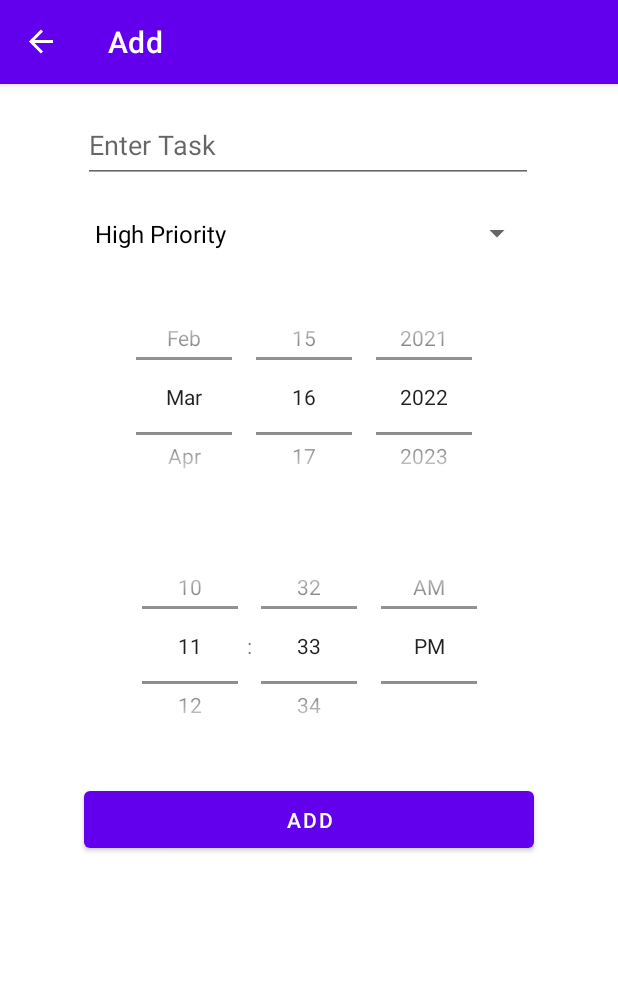
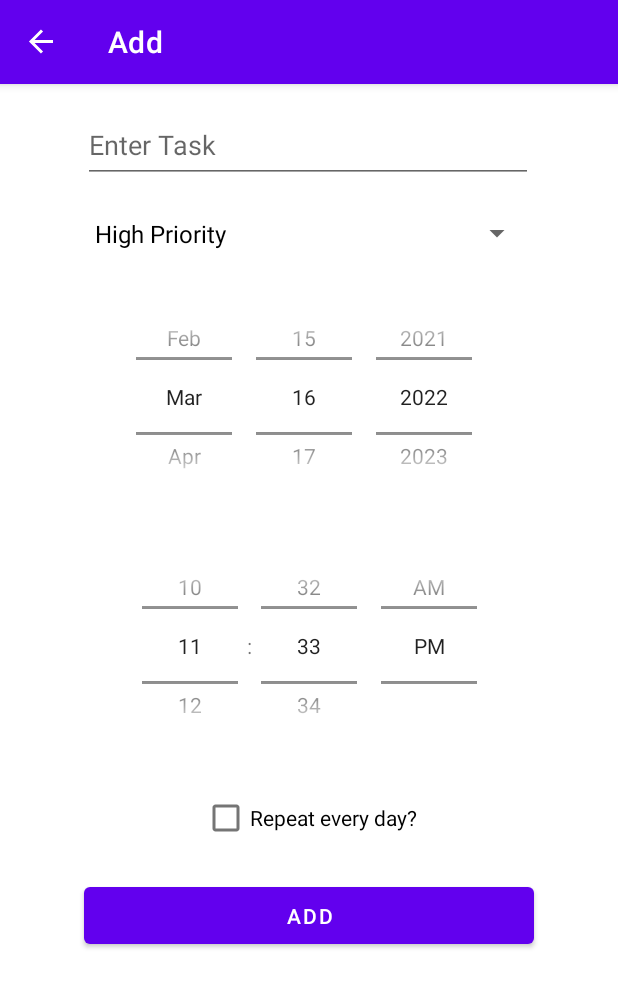
Before and after one commit to OMITR/toDoListWithGeolocation, an Android app: the AddFragment screen opened through its navigation route, on a phone screen of 412 x 824 dp. Shown: the top 987 px of the screen. Run offline under Robolectric (Android 15) with nearby library versions, the phone set to English and light mode, and no system bars; our stand-ins replace Room's generated code, data binding, navigation-ui.

```diff
--- a/app/src/main/AndroidManifest.xml
+++ b/app/src/main/AndroidManifest.xml
@@ -10,7 +10,7 @@
         android:roundIcon="@mipmap/ic_launcher_round"
         android:supportsRtl="true"
         android:theme="@style/Theme.TODO_list_with_geolocation">
-        <receiver android:name=".notification.Notifications"
+        <receiver android:name=".util.NotificationsReceiver"
             android:enabled="true" />
         <activity
             android:name=".ui.MainActivity"
--- a/app/src/main/java/com/example/todo_list_with_geolocation/database/TaskDatabase.kt
+++ b/app/src/main/java/com/example/todo_list_with_geolocation/database/TaskDatabase.kt
@@ -5,7 +5,7 @@ import androidx.room.Database
 import androidx.room.Room
 import androidx.room.RoomDatabase
 
-@Database(entities = arrayOf(TaskEntity::class), version = 1, exportSchema = false)
+@Database(entities = [TaskEntity::class], version = 1, exportSchema = false)
 abstract class TaskDatabase : RoomDatabase() {
     abstract fun taskDao() : TaskDao
 
--- a/app/src/main/java/com/example/todo_list_with_geolocation/database/TaskEntity.kt
+++ b/app/src/main/java/com/example/todo_list_with_geolocation/database/TaskEntity.kt
@@ -12,5 +12,6 @@ data class TaskEntity(
     var id: Int,
     var task: String,
     var priority: Int,
-    var date: Long
+    var date: Long,
+    var isRepeating: Boolean
         ):Parcelable
--- a/app/src/main/java/com/example/todo_list_with_geolocation/repository/TaskRepository.kt
+++ b/app/src/main/java/com/example/todo_list_with_geolocation/repository/TaskRepository.kt
@@ -4,9 +4,9 @@ import androidx.lifecycle.LiveData
 import com.example.todo_list_with_geolocation.database.TaskDao
 import com.example.todo_list_with_geolocation.database.TaskEntity
 
-class TaskRepository(val taskDao: TaskDao) {
+class TaskRepository(private val taskDao: TaskDao) {
     suspend fun insertTask(taskEntity: TaskEntity) = taskDao.insert(taskEntity)
-    suspend fun updateTask(taskEntity: TaskEntity) = taskDao.update(taskEntity)
+//    suspend fun updateTask(taskEntity: TaskEntity) = taskDao.update(taskEntity)
     suspend fun deleteTask(taskEntity: TaskEntity) = taskDao.delete(taskEntity)
     suspend fun deleteAllTasks() {
         taskDao.deleteAll()
--- a/app/src/main/java/com/example/todo_list_with_geolocation/ui/task/TaskFragment.kt
+++ b/app/src/main/java/com/example/todo_list_with_geolocation/ui/task/TaskFragment.kt
@@ -1,21 +1,19 @@
 package com.example.todo_list_with_geolocation.ui.task
 
-import android.app.Activity
 import android.app.AlertDialog
-import android.content.Context
 import android.os.Bundle
 import android.view.*
-import android.view.inputmethod.InputMethodManager
 import androidx.appcompat.widget.SearchView
 import androidx.fragment.app.Fragment
 import androidx.fragment.app.viewModels
-import androidx.lifecycle.Observer
 import androidx.navigation.fragment.findNavController
 import androidx.recyclerview.widget.ItemTouchHelper
 import androidx.recyclerview.widget.RecyclerView
 import com.example.todo_list_with_geolocation.R
 import com.example.todo_list_with_geolocation.databinding.FragmentTaskBinding
-import com.example.todo_list_with_geolocation.viewmodel.TaskViewModel
+import com.example.todo_list_with_geolocation.util.TaskAdapter
+import com.example.todo_list_with_geolocation.util.TaskClickListener
+import com.example.todo_list_with_geolocation.viewModel.TaskViewModel
 import com.google.android.material.snackbar.Snackbar
 
 class TaskFragment : Fragment() {
@@ -31,8 +29,8 @@ class TaskFragment : Fragment() {
         binding.lifecycleOwner = this
         binding.viewModel = viewModel
 
-        adapter = TaskAdapter(TaskClickListener { taskEntity ->
-            findNavController().navigate(TaskFragmentDirections.actionTaskFragmentToUpdateFragment(taskEntity))
+        adapter = TaskAdapter(TaskClickListener {
+            findNavController().navigate(TaskFragmentDirections.actionTaskFragmentToAddFragment())
         })
 
         viewModel.getAllTasks.observe(viewLifecycleOwner) {
--- a/app/src/main/java/com/example/todo_list_with_geolocation/ui/task/TaskAdapter.kt
+++ b/app/src/main/java/com/example/todo_list_with_geolocation/util/TaskAdapter.kt
@@ -1,4 +1,4 @@
-package com.example.todo_list_with_geolocation.ui.task
+package com.example.todo_list_with_geolocation.util
 
 import android.view.LayoutInflater
 import android.view.ViewGroup
@@ -8,13 +8,15 @@ import androidx.recyclerview.widget.RecyclerView
 import com.example.todo_list_with_geolocation.database.TaskEntity
 import com.example.todo_list_with_geolocation.databinding.RowLayoutBinding
 
-class TaskAdapter (val clickListener: TaskClickListener) : ListAdapter<TaskEntity, TaskAdapter.ViewHolder>(TaskDiffCallback) {
+class TaskAdapter (private val clickListener: TaskClickListener) : ListAdapter<TaskEntity, TaskAdapter.ViewHolder>(
+    TaskDiffCallback
+) {
     companion object TaskDiffCallback : DiffUtil.ItemCallback<TaskEntity>() {
         override fun areItemsTheSame(oldItem: TaskEntity, newItem: TaskEntity) = oldItem.id == newItem.id
         override fun areContentsTheSame(oldItem: TaskEntity, newItem: TaskEntity) = oldItem == newItem
     }
 
-    class ViewHolder(val binding: RowLayoutBinding) : RecyclerView.ViewHolder(binding.root) {
+    class ViewHolder(private val binding: RowLayoutBinding) : RecyclerView.ViewHolder(binding.root) {
         fun bind(taskEntity: TaskEntity, clickListener: TaskClickListener) {
             binding.taskEntity = taskEntity
             binding.clickListener = clickListener
--- a/app/src/main/res/layout/fragment_add.xml
+++ b/app/src/main/res/layout/fragment_add.xml
@@ -39,13 +39,13 @@
 
         <Button
             android:id="@+id/btn_add"
+            android:layout_marginTop="16dp"
             android:layout_width="300dp"
             android:layout_height="50dp"
-            android:layout_marginTop="16dp"
             android:text="Add"
             app:layout_constraintEnd_toEndOf="parent"
             app:layout_constraintStart_toStartOf="parent"
-            app:layout_constraintTop_toBottomOf="@+id/timePicker" />
+            app:layout_constraintTop_toBottomOf="@+id/checkBox" />
 
         <DatePicker
             android:id="@+id/datePicker"
@@ -78,5 +78,15 @@
             app:layout_constraintHorizontal_bias="0.504"
             app:layout_constraintStart_toStartOf="parent"
             app:layout_constraintTop_toBottomOf="@+id/datePicker" />
+
+        <CheckBox
+            android:id="@+id/checkBox"
+            android:layout_marginTop="16dp"
+            android:layout_width="wrap_content"
+            android:layout_height="wrap_content"
+            android:text="Repeat every day?"
+            app:layout_constraintEnd_toEndOf="parent"
+            app:layout_constraintStart_toStartOf="parent"
+            app:layout_constraintTop_toBottomOf="@+id/timePicker" />
     </androidx.constraintlayout.widget.ConstraintLayout>
 </layout>
--- a/app/src/main/res/layout/fragment_task.xml
+++ b/app/src/main/res/layout/fragment_task.xml
@@ -6,7 +6,7 @@
     <data>
         <variable
             name="viewModel"
-            type="com.example.todo_list_with_geolocation.viewmodel.TaskViewModel" />
+            type="com.example.todo_list_with_geolocation.viewModel.TaskViewModel" />
 
     </data>
 
--- a/app/src/main/res/layout/row_layout.xml
+++ b/app/src/main/res/layout/row_layout.xml
@@ -10,7 +10,7 @@
 
         <variable
             name="clickListener"
-            type="com.example.todo_list_with_geolocation.ui.task.TaskClickListener" />
+            type="com.example.todo_list_with_geolocation.util.TaskClickListener" />
     </data>
 
     <androidx.cardview.widget.CardView
--- a/app/src/main/res/navigation/navigation.xml
+++ b/app/src/main/res/navigation/navigation.xml
@@ -13,18 +13,10 @@
         <action
             android:id="@+id/action_taskFragment_to_addFragment"
             app:destination="@id/addFragment"
-            app:enterAnim="@anim/from_right"
-            app:exitAnim="@anim/to_left"
-            app:popEnterAnim="@anim/from_left"
-            app:popExitAnim="@anim/to_right" />
-        <action
-            android:id="@+id/action_taskFragment_to_updateFragment"
-            app:destination="@id/updateFragment"
             app:enterAnim="@anim/from_left"
-            app:exitAnim="@anim/to_right"
-            app:popEnterAnim="@anim/from_right"
-            app:popExitAnim="@anim/to_left" />
+            app:exitAnim="@anim/to_right" />
     </fragment>
+
     <fragment
         android:id="@+id/addFragment"
         android:name="com.example.todo_list_with_geolocation.ui.add.AddFragment"
@@ -37,19 +29,4 @@
             app:exitAnim="@anim/to_right"
             app:popUpTo="@id/taskFragment" />
     </fragment>
-    <fragment
-        android:id="@+id/updateFragment"
-        android:name="com.example.todo_list_with_geolocation.ui.update.UpdateFragment"
-        android:label="Update"
-        tools:layout="@layout/fragment_update" >
-        <action
-            android:id="@+id/action_updateFragment_to_taskFragment"
-            app:destination="@id/taskFragment"
-            app:enterAnim="@anim/from_right"
-            app:exitAnim="@anim/to_left"
-            app:popUpTo="@id/taskFragment" />
-        <argument
-            android:name="taskEntry"
-            app:argType="com.example.todo_list_with_geolocation.database.TaskEntity" />
-    </fragment>
 </navigation>
```
Also changed, not shown: app/src/main/java/com/example/todo_list_with_geolocation/ui/add/AddFragment.kt (+21 -9 lines), app/src/main/java/com/example/todo_list_with_geolocation/ui/update/UpdateFragment.kt (deleted, +0 -112 lines), app/src/main/java/com/example/todo_list_with_geolocation/util/NotificationsReceiver.kt (renamed from app/src/main/java/com/example/todo_list_with_geolocation/notification/Notifications.kt, +15 -5 lines), app/src/main/java/com/example/todo_list_with_geolocation/viewModel/TaskViewModel.kt (renamed from app/src/main/java/com/example/todo_list_with_geolocation/viewmodel/TaskViewModel.kt, +6 -6 lines), app/src/main/res/layout/fragment_update.xml (deleted, +0 -82 lines).
